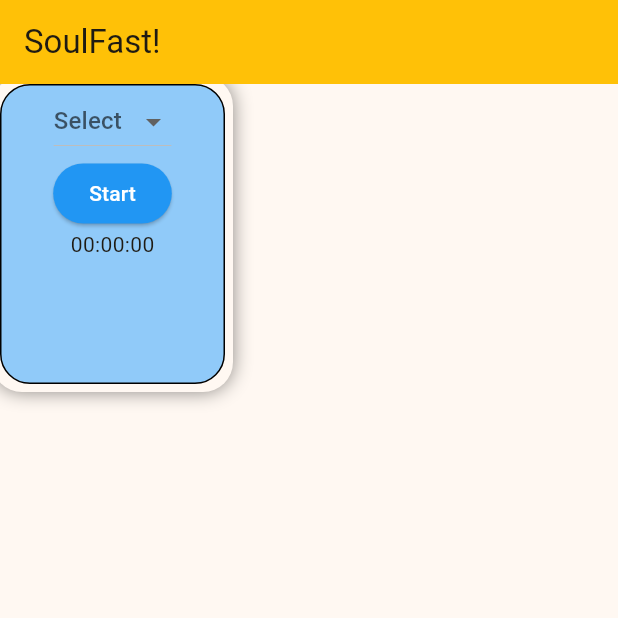
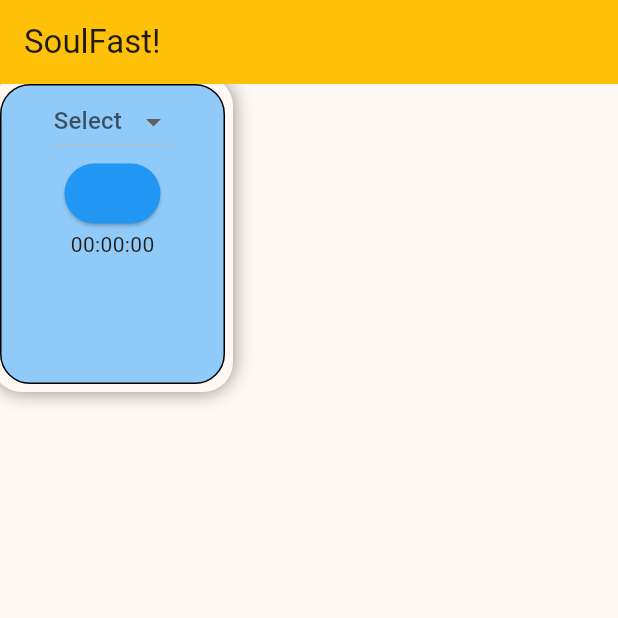
Before and after one commit to ilhamafandi21/soul-fast, a Flutter app: the screen it shows after launch, on a phone screen of 412 x 824 dp, the top half of it. Run offline on Flutter 3.47's test engine with Material 3 defaults, Android fonts, the phone set to English and light mode, and no system bars.

Commit message:
9  nov  2025

```diff
--- a/lib/widgets/dropdown_widget.dart
+++ b/lib/widgets/dropdown_widget.dart
@@ -113,7 +113,7 @@ class _DropdownWidgetState extends State<DropdownWidget> {
                 : startFasting();
           },
           child: Text(
-            (countdownFast != null) ? 'Stop' : 'Start',
+            (countdownFast != null) ? 'Stop' : '',
             style: TextStyle(color: Colors.white),
           ),
         ),
```
